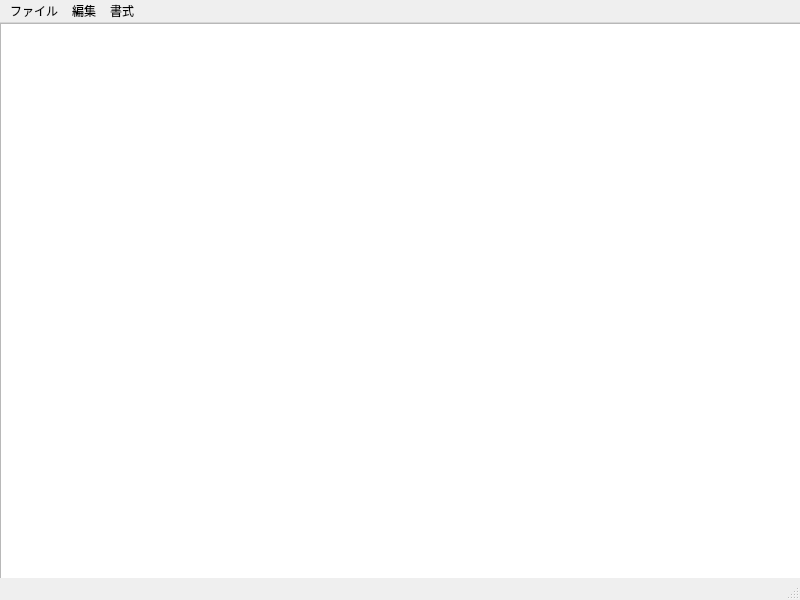
The window that mainWindow.ui (kazu025/PySide6-Notepad) describes before a commit, drawn with Qt 5.
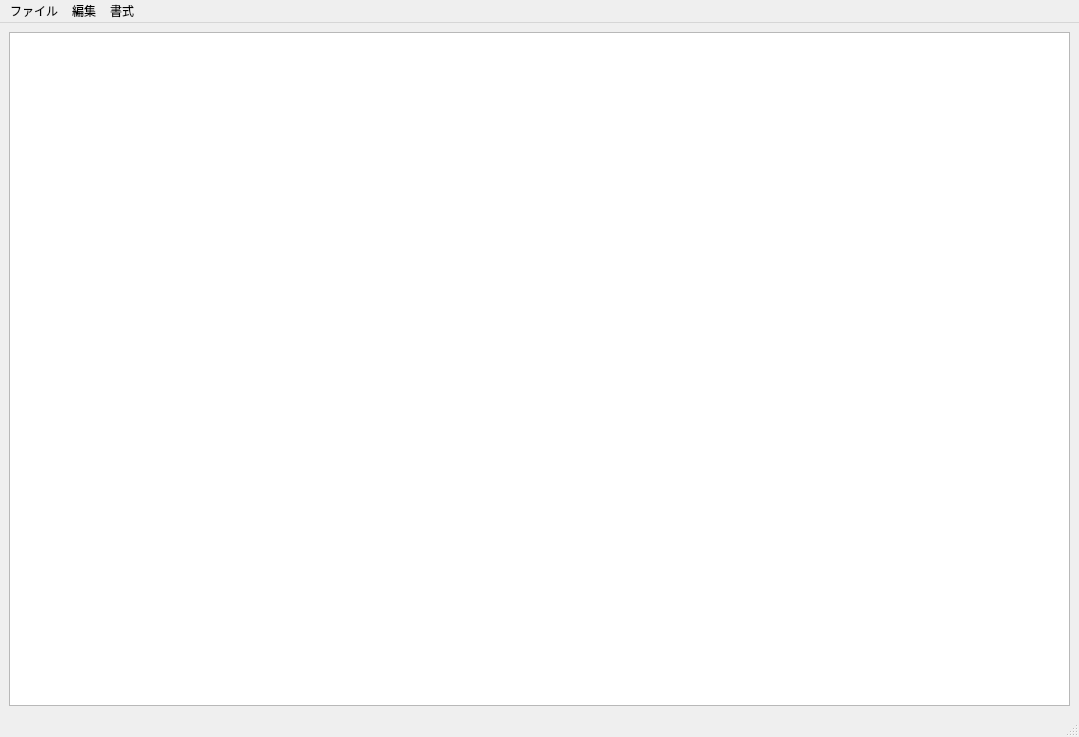
The same window after the commit. Icons and pictures are not drawn.

Commit message: Add window geometry persistence and responsive layout

What changed in the file:
```diff
--- a/mainWindow.ui
+++ b/mainWindow.ui
@@ -6,31 +6,26 @@
    <rect>
     <x>0</x>
     <y>0</y>
-    <width>800</width>
-    <height>600</height>
+    <width>1079</width>
+    <height>737</height>
    </rect>
   </property>
   <property name="windowTitle">
    <string>MainWindow</string>
   </property>
   <widget class="QWidget" name="centralwidget">
-   <widget class="QTextEdit" name="textEdit">
-    <property name="geometry">
-     <rect>
-      <x>0</x>
-      <y>0</y>
-      <width>801</width>
-      <height>591</height>
-     </rect>
-    </property>
-   </widget>
+   <layout class="QVBoxLayout" name="verticalLayout">
+    <item>
+     <widget class="QTextEdit" name="textEdit"/>
+    </item>
+   </layout>
   </widget>
   <widget class="QMenuBar" name="menubar">
    <property name="geometry">
     <rect>
      <x>0</x>
      <y>0</y>
-     <width>800</width>
+     <width>1079</width>
      <height>20</height>
     </rect>
    </property>
```
Left out of the diff: 2 changed lines with no effect on the pictures. The commit also changes 3 other files.
